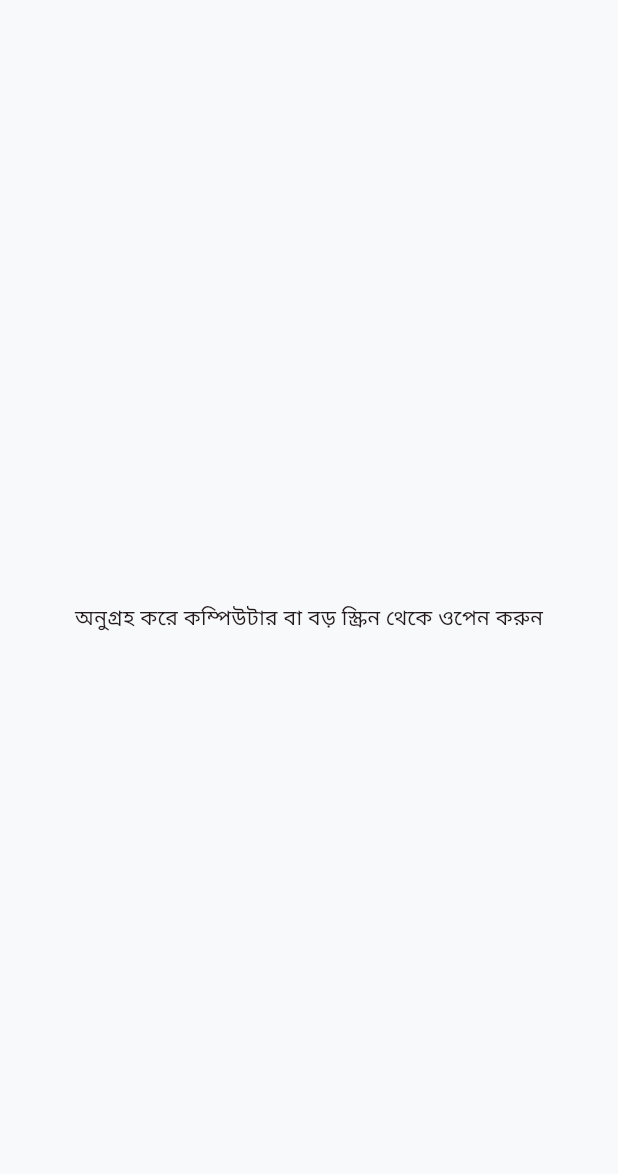
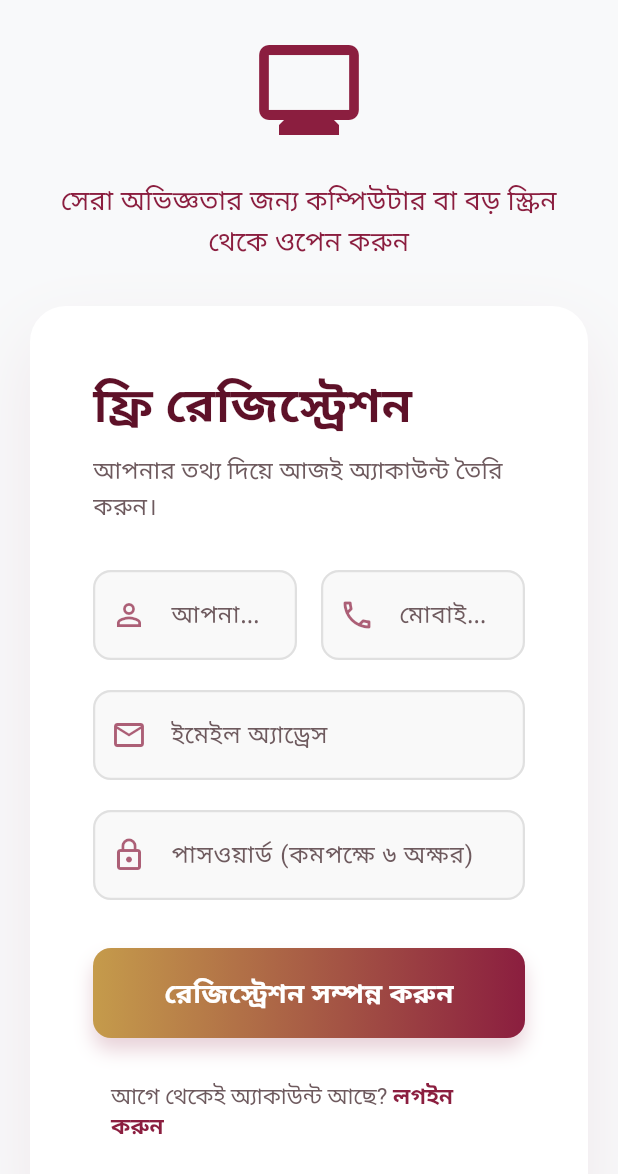
Before and after one commit to jiminline-wq/matrimony_app, a Flutter app: the WebRegistrationScreen screen opened directly, on a phone screen of 412 x 824 dp. Shown: the top 1174 px of the screen. Run offline on Flutter 3.47's test engine with Material 3 defaults, Android fonts, the phone set to English and light mode, and no system bars; our stand-ins replace audioplayers, cached_network_image, cloud_firestore, cloud_functions, file_picker, firebase_analytics and 13 more; missing offline and left inert: agora_rtc_engine, record; accounts and stored records are empty; statements that could not run were skipped.

Commit message:
Update web_registration_screen.dart

```diff
--- a/lib/screens/web_registration_screen.dart
+++ b/lib/screens/web_registration_screen.dart
@@ -16,6 +16,14 @@ class _WebRegistrationScreenState extends State<WebRegistrationScreen>
   late AnimationController _animationController;
   bool _isHoveringButton = false;
 
+  // ✅ ১. ফর্ম এবং কন্ট্রোলার ডিক্লেয়ার করা হলো
+  final _formKey = GlobalKey<FormState>();
+  final _nameCtrl = TextEditingController();
+  final _phoneCtrl = TextEditingController();
+  final _emailCtrl = TextEditingController();
+  final _passCtrl = TextEditingController();
+  bool _isLoading = false;
+
   @override
   void initState() {
     super.initState();
@@ -29,7 +37,29 @@ class _WebRegistrationScreenState extends State<WebRegistrationScreen>
   @override
   void dispose() {
     _animationController.dispose();
+    // ✅ কন্ট্রোলার ডিসপোজ
+    _nameCtrl.dispose();
+    _phoneCtrl.dispose();
+    _emailCtrl.dispose();
+    _passCtrl.dispose();
     super.dispose();
+  }
+
+  // ✅ রেজিস্ট্রেশন লজিক
+  Future<void> _register() async {
+    if (!_formKey.currentState!.validate()) return;
+
+    setState(() => _isLoading = true);
+
+    // এখানে আপনার Firebase Auth বা Firestore লজিক বসবে
+    await Future.delayed(const Duration(seconds: 2)); // ডেমো লোডিং
+
+    if (mounted) {
+      setState(() => _isLoading = false);
+      ScaffoldMessenger.of(context).showSnackBar(
+        const SnackBar(content: Text('রেজিস্ট্রেশন লজিক এখানে কাজ করবে!')),
+      );
+    }
   }
 
   @override
@@ -38,11 +68,30 @@ class _WebRegistrationScreenState extends State<WebRegistrationScreen>
       backgroundColor: const Color(0xFFF8F9FA),
       body: LayoutBuilder(
         builder: (context, constraints) {
+          // ✅ স্ক্রিন ছোট হলে স্ক্রল করার ব্যবস্থা
           if (constraints.maxWidth < 900) {
-            return const Center(
-              child: Text('অনুগ্রহ করে কম্পিউটার বা বড় স্ক্রিন থেকে ওপেন করুন'),
+            return Center(
+              child: SingleChildScrollView(
+                padding: const EdgeInsets.all(20),
+                child: Column(
+                  mainAxisAlignment: MainAxisAlignment.center,
+                  children: [
+                    const Icon(Icons.monitor, size: 80, color: primaryMaroon),
+                    const SizedBox(height: 20),
+                    Text(
+                      'সেরা অভিজ্ঞতার জন্য কম্পিউটার বা বড় স্ক্রিন থেকে ওপেন করুন',
+                      textAlign: TextAlign.center,
+                      style: GoogleFonts.hindSiliguri(
+                          fontSize: 18, color: primaryMaroon),
+                    ),
+                    const SizedBox(height: 30),
+                    _buildPremiumFormCard(),
+                  ],
+                ),
+              ),
             );
           }
+
           return Row(
             children: [
               // 🟢 বাম দিকের অংশ (Branding & Animation)
@@ -83,17 +132,19 @@ class _WebRegistrationScreenState extends State<WebRegistrationScreen>
       ),
       child: Stack(
         children: [
-          // ভাসমান হার্ট অ্যানিমেশন
+          // ✅ ২. ভাসমান হার্ট অ্যানিমেশন ফিক্স (Positioned মুভ করা হয়েছে)
           ...List.generate(5, (index) {
-            return AnimatedBuilder(
+            return Positioned(
+              left: 50.0 + (index * 100),
+              top: 100.0 + (index * 80),
+              child: AnimatedBuilder(
                 animation: _animationController,
                 builder: (context, child) {
-                final movement =
-                    math.sin(_animationController.value * math.pi * 2 + index) *
+                  final movement = math.sin(
+                          _animationController.value * math.pi * 2 + index) *
                       20;
-                return Positioned(
-                  left: 50.0 + (index * 100),
-                  top: 100.0 + (index * 80) + movement,
+                  return Transform.translate(
+                    offset: Offset(0, movement),
                     child: Opacity(
                       opacity: 0.05 + (index * 0.02),
                       child: const Icon(Icons.favorite,
@@ -101,6 +152,7 @@ class _WebRegistrationScreenState extends State<WebRegistrationScreen>
                     ),
                   );
                 },
+              ),
             );
           }),
 
@@ -213,6 +265,9 @@ class _WebRegistrationScreenState extends State<WebRegistrationScreen>
           ),
         ],
       ),
+      // ✅ ৩. Form উইজেট দিয়ে র‍্যাপ করা হলো ভ্যালিডেশনের জন্য
+      child: Form(
+        key: _formKey,
         child: Column(
           crossAxisAlignment: CrossAxisAlignment.start,
           children: [
@@ -227,31 +282,57 @@ class _WebRegistrationScreenState extends State<WebRegistrationScreen>
             const SizedBox(height: 8),
             Text(
               'আপনার তথ্য দিয়ে আজই অ্যাকাউন্ট তৈরি করুন।',
-            style: GoogleFonts.hindSiliguri(fontSize: 16, color: secondaryText),
+              style:
+                  GoogleFonts.hindSiliguri(fontSize: 16, color: secondaryText),
             ),
             const SizedBox(height: 32),
 
             // নাম এবং মোবাইল নম্বর পাশাপাশি
             Row(
+              crossAxisAlignment: CrossAxisAlignment.start,
               children: [
                 Expanded(
                   child: _buildPremiumField(
-                      'আপনার পুরো নাম', Icons.person_outline)),
+                    'আপনার পুরো নাম',
+                    Icons.person_outline,
+                    controller: _nameCtrl,
+                    validator: (val) => val!.isEmpty ? 'নাম দিন' : null,
+                  ),
+                ),
                 const SizedBox(width: 16),
                 Expanded(
-                  child:
-                      _buildPremiumField('মোবাইল নম্বর', Icons.phone_outlined)),
+                  child: _buildPremiumField(
+                    'মোবাইল নম্বর',
+                    Icons.phone_outlined,
+                    controller: _phoneCtrl,
+                    keyboardType: TextInputType.phone,
+                    validator: (val) =>
+                        val!.length < 11 ? '১১ ডিজিট দিন' : null,
+                  ),
+                ),
               ],
             ),
             const SizedBox(height: 20),
 
             // ইমেইল
-          _buildPremiumField('ইমেইল অ্যাড্রেস', Icons.email_outlined),
+            _buildPremiumField(
+              'ইমেইল অ্যাড্রেস',
+              Icons.email_outlined,
+              controller: _emailCtrl,
+              keyboardType: TextInputType.emailAddress,
+              validator: (val) => !val!.contains('@') ? 'সঠিক ইমেইল দিন' : null,
+            ),
             const SizedBox(height: 20),
 
             // পাসওয়ার্ড
-          _buildPremiumField('পাসওয়ার্ড (কমপক্ষে ৬ অক্ষর)', Icons.lock_outline,
-              isObscure: true),
+            _buildPremiumField(
+              'পাসওয়ার্ড (কমপক্ষে ৬ অক্ষর)',
+              Icons.lock_outline,
+              isObscure: true,
+              controller: _passCtrl,
+              validator: (val) =>
+                  val!.length < 6 ? 'কমপক্ষে ৬ অক্ষর দিন' : null,
+            ),
 
             const SizedBox(height: 32),
 
@@ -282,12 +363,17 @@ class _WebRegistrationScreenState extends State<WebRegistrationScreen>
                 child: Material(
                   color: Colors.transparent,
                   child: InkWell(
-                  onTap: () {
-                    // আপনার রেজিস্ট্রেশন লজিক এখানে বসবে
-                  },
+                    // ✅ ৪. বাটনে রেজিস্ট্রেশন ফাংশন কল করা হলো
+                    onTap: _isLoading ? null : _register,
                     borderRadius: BorderRadius.circular(12),
                     child: Center(
-                    child: Text(
+                      child: _isLoading
+                          ? const SizedBox(
+                              height: 24,
+                              width: 24,
+                              child: CircularProgressIndicator(
+                                  color: Colors.white, strokeWidth: 2))
+                          : Text(
                               'রেজিস্ট্রেশন সম্পন্ন করুন',
                               style: GoogleFonts.hindSiliguri(
                                 fontSize: 18,
@@ -307,13 +393,10 @@ class _WebRegistrationScreenState extends State<WebRegistrationScreen>
             Center(
               child: TextButton(
                 onPressed: () {
-                // ✅ pop এর বদলে pushReplacement ব্যবহার করুন
                   Navigator.pushReplacement(
                     context,
                     MaterialPageRoute(
-                    builder: (_) => const LoginScreen(
-                        isBangla:
-                            true), // যেহেতু ওয়েব পেজটি বাংলায়, তাই true দেওয়া হলো
+                      builder: (_) => const LoginScreen(isBangla: true),
                     ),
                   );
                 },
@@ -337,23 +420,33 @@ class _WebRegistrationScreenState extends State<WebRegistrationScreen>
             ),
           ],
         ),
+      ),
     );
   }
 
   // ============================================================
   // ইনপুট ফিল্ড ডিজাইন
   // ============================================================
-  Widget _buildPremiumField(String label, IconData icon,
-      {bool isObscure = false}) {
+  Widget _buildPremiumField(
+    String label,
+    IconData icon, {
+    bool isObscure = false,
+    TextEditingController? controller,
+    TextInputType? keyboardType,
+    String? Function(String?)? validator,
+  }) {
     return TextFormField(
+      controller: controller,
       obscureText: isObscure,
+      keyboardType: keyboardType,
+      validator: validator,
       style: GoogleFonts.hindSiliguri(fontSize: 16),
       decoration: InputDecoration(
         labelText: label,
         labelStyle: GoogleFonts.hindSiliguri(color: secondaryText),
         prefixIcon: Icon(icon, color: primaryMaroon.withValues(alpha: 0.7)),
         filled: true,
-        fillColor: const Color(0xFFF9F9F9), // খুব হালকা ধূসর ব্যাকগ্রাউন্ড
+        fillColor: const Color(0xFFF9F9F9),
         contentPadding:
             const EdgeInsets.symmetric(vertical: 18, horizontal: 20),
         enabledBorder: OutlineInputBorder(
@@ -364,6 +457,14 @@ class _WebRegistrationScreenState extends State<WebRegistrationScreen>
           borderRadius: BorderRadius.circular(12),
           borderSide: const BorderSide(color: primaryMaroon, width: 2),
         ),
+        errorBorder: OutlineInputBorder(
+          borderRadius: BorderRadius.circular(12),
+          borderSide: const BorderSide(color: Colors.red, width: 1.5),
+        ),
+        focusedErrorBorder: OutlineInputBorder(
+          borderRadius: BorderRadius.circular(12),
+          borderSide: const BorderSide(color: Colors.red, width: 2),
+        ),
       ),
     );
   }
```
Lines whose indentation alone changed are shown as unchanged.
